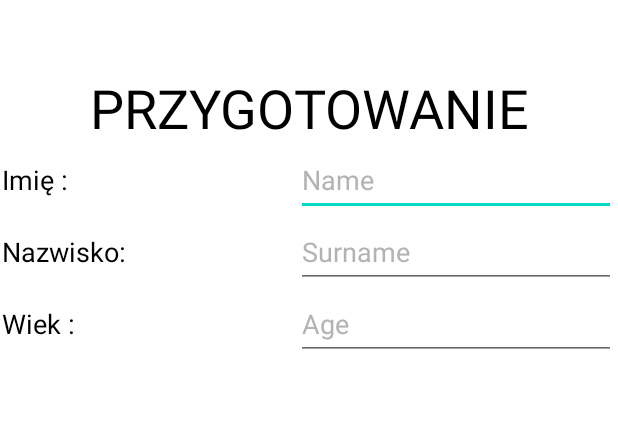
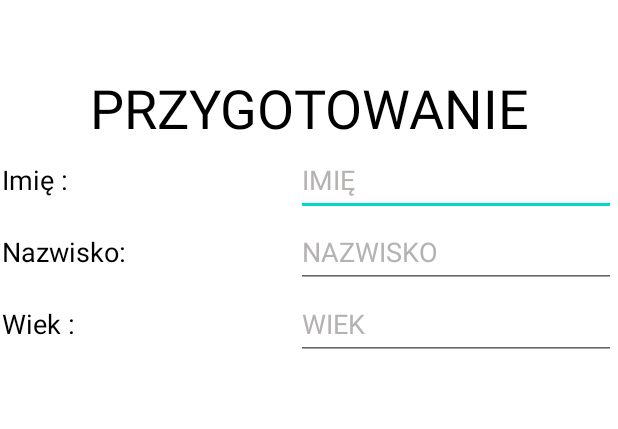
Before and after one commit to wolskitomasz/Engineerka, an Android app: the layout activity_start.xml on its own in the app's theme, with its tools: preview values and no code run, on a phone screen of 412 x 824 dp. Shown: the top 429 px of the screen. Run offline under Robolectric (Android 15) with nearby library versions, the phone set to English and light mode, and no system bars.

Commit message:
Poprawienie ustawien jezyka na formatce Start

```diff
--- a/app/src/main/java/com/example/strzelnica/ActivityStart.java
+++ b/app/src/main/java/com/example/strzelnica/ActivityStart.java
@@ -71,6 +71,9 @@ public class ActivityStart extends AppCompatActivity {
             txtAge.setText("Wiek");
             buttonNext.setText("ZAPISZ");
             txtLabel.setText("PRZYGOTOWANIE");
+            editTextName.setText("IMIĘ");
+            editTextSurname.setText("NAZWISKO");
+            editTextAge.setText("WIEK");
         }
         else
         {
@@ -79,6 +82,9 @@ public class ActivityStart extends AppCompatActivity {
             txtAge.setText("Age");
             buttonNext.setText("SAVE");
             txtLabel.setText("PREPARE");
+            editTextName.setText("NAME");
+            editTextSurname.setText("SURNAME");
+            editTextAge.setText("AGE");
         }
 
         //Sprawdzenie czy istnieje plik "player"
--- a/app/src/main/res/layout/activity_start.xml
+++ b/app/src/main/res/layout/activity_start.xml
@@ -49,7 +49,7 @@
                 android:ems="10"
                 android:inputType="textPersonName"
                 android:minHeight="48dp"
-                android:text="Name"
+                android:text="IMIĘ"
                 android:textColor="#B5B2B2" />
 
         </LinearLayout>
@@ -76,7 +76,7 @@
                 android:ems="10"
                 android:inputType="textPersonName"
                 android:minHeight="48dp"
-                android:text="Surname"
+                android:text="NAZWISKO"
                 android:textColor="#B5B2B2" />
         </LinearLayout>
 
@@ -102,7 +102,7 @@
                 android:ems="10"
                 android:inputType="numberSigned"
                 android:minHeight="48dp"
-                android:text="Age"
+                android:text="WIEK"
                 android:textColor="#B5B2B2" />
         </LinearLayout>
 
```
